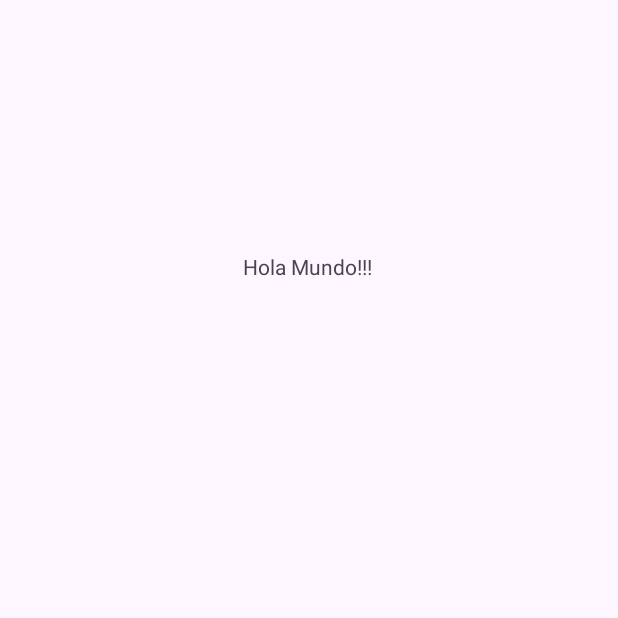
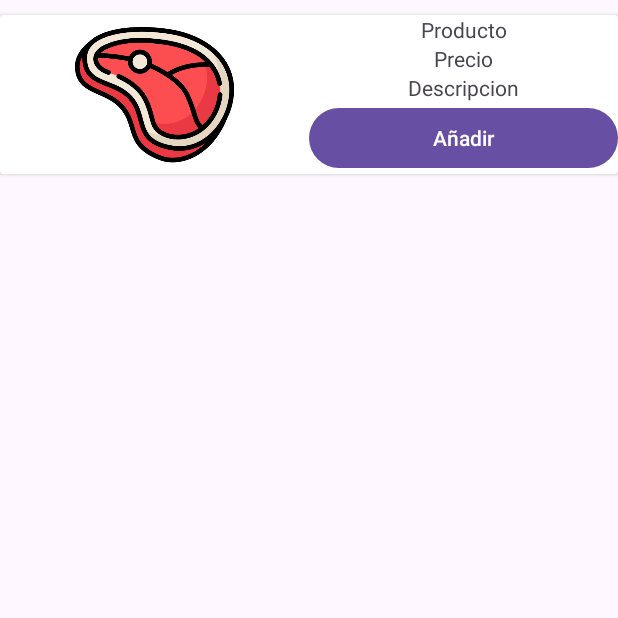
Before and after one commit to alvarohv2021/AppTienda, an Android app: the ProductActivity screen opened directly, with no data from a screen before it, on a phone screen of 412 x 824 dp, the top half of it. Before the commit the part shown is almost empty. Run offline under Robolectric (Android 15) with nearby library versions, the phone set to English and light mode, and no system bars.

Commit message:
El intent lleva a la actividad intencionada, pero da error al introducir los datos en las view's, el error puede venir de que no se esta pasando el objeto

```diff
--- a/app/src/main/java/com/example/apptienda/ProductActivity.java
+++ b/app/src/main/java/com/example/apptienda/ProductActivity.java
@@ -2,7 +2,11 @@ package com.example.apptienda;
 
 import androidx.appcompat.app.AppCompatActivity;
 
+import android.content.Intent;
 import android.os.Bundle;
+import android.widget.Button;
+import android.widget.ImageView;
+import android.widget.TextView;
 
 public class ProductActivity extends AppCompatActivity {
 
@@ -10,5 +14,28 @@ public class ProductActivity extends AppCompatActivity {
     protected void onCreate(Bundle savedInstanceState) {
         super.onCreate(savedInstanceState);
         setContentView(R.layout.activity_product_activity);
+
+        Intent intent = getIntent();
+        Product product = (Product) intent.getSerializableExtra("PRODUCT");
+
+        introducirContenido(product);
+    }
+
+    private void introducirContenido(Product product) {
+        ImageView imagenProducto;
+        TextView nombreProducto;
+        TextView precioProducto;
+        TextView descripcionProducto;
+
+        imagenProducto = findViewById(R.id.imagen);
+        nombreProducto = findViewById(R.id.nombre);
+        precioProducto = findViewById(R.id.precio);
+        descripcionProducto = findViewById(R.id.descripcion);
+
+//        imagenProducto.setImageResource(product.getImagen());
+//        nombreProducto.setText(product.getNombre());
+//        precioProducto.setText(product.getPrecio() + "");
+//        descripcionProducto.setText(product.getDescripcion());
+
     }
 }
--- a/app/src/main/res/layout/activity_product_activity.xml
+++ b/app/src/main/res/layout/activity_product_activity.xml
@@ -6,14 +6,60 @@
     android:layout_height="match_parent"
     tools:context=".ProductActivity">
 
+    <androidx.cardview.widget.CardView
+        android:layout_width="0dp"
+        android:layout_height="wrap_content"
+        android:layout_marginTop="10dp"
+        app:layout_constraintStart_toStartOf="parent"
+        app:layout_constraintTop_toTopOf="parent">
 
-    <TextView
-        android:id="@+id/textView"
-        android:layout_width="wrap_content"
-        android:layout_height="wrap_content"
-        android:layout_marginStart="162dp"
-        android:layout_marginTop="168dp"
-        android:text="Hola Mundo!!!"
-        app:layout_constraintStart_toStartOf="parent"
-        app:layout_constraintTop_toTopOf="parent" />
+        <LinearLayout
+            android:layout_width="match_parent"
+            android:layout_height="match_parent"
+            android:orientation="horizontal">
+
+            <ImageView
+                android:id="@+id/imagen"
+                android:layout_width="match_parent"
+                android:layout_height="match_parent"
+                android:layout_weight="1"
+                android:src="@drawable/carne" />
+
+            <LinearLayout
+                android:layout_width="match_parent"
+                android:layout_height="wrap_content"
+                android:layout_weight="1"
+                android:orientation="vertical">
+
+                <TextView
+                    android:id="@+id/nombre"
+                    android:layout_width="match_parent"
+                    android:layout_height="wrap_content"
+                    android:text="Producto"
+                    android:textAlignment="center" />
+
+                <TextView
+                    android:id="@+id/precio"
+                    android:layout_width="match_parent"
+                    android:layout_height="wrap_content"
+                    android:text="Precio"
+                    android:textAlignment="center" />
+
+                <TextView
+                    android:id="@+id/descripcion"
+                    android:layout_width="match_parent"
+                    android:layout_height="wrap_content"
+                    android:text="Descripcion"
+                    android:textAlignment="center" />
+
+                <Button
+                    android:id="@+id/añadir"
+                    android:layout_width="match_parent"
+                    android:layout_height="wrap_content"
+                    android:text="Añadir" />
+
+            </LinearLayout>
+        </LinearLayout>
+
+    </androidx.cardview.widget.CardView>
 </androidx.constraintlayout.widget.ConstraintLayout>
```
Also changed, not shown: app/src/main/java/com/example/apptienda/MainActivity.java (+5 -7 lines), app/src/main/java/com/example/apptienda/Product.java (+15 -2 lines), app/src/main/java/com/example/apptienda/ProductList.java (+31 -13 lines), app/src/main/java/com/example/apptienda/Product_RecyclerViewAdapter.java (+20 -9 lines), app/src/main/java/com/example/apptienda/pasos.txt (deleted, +0 -14 lines), app/src/main/res/layout/recicler_view_row.xml (+8 -1 lines).
